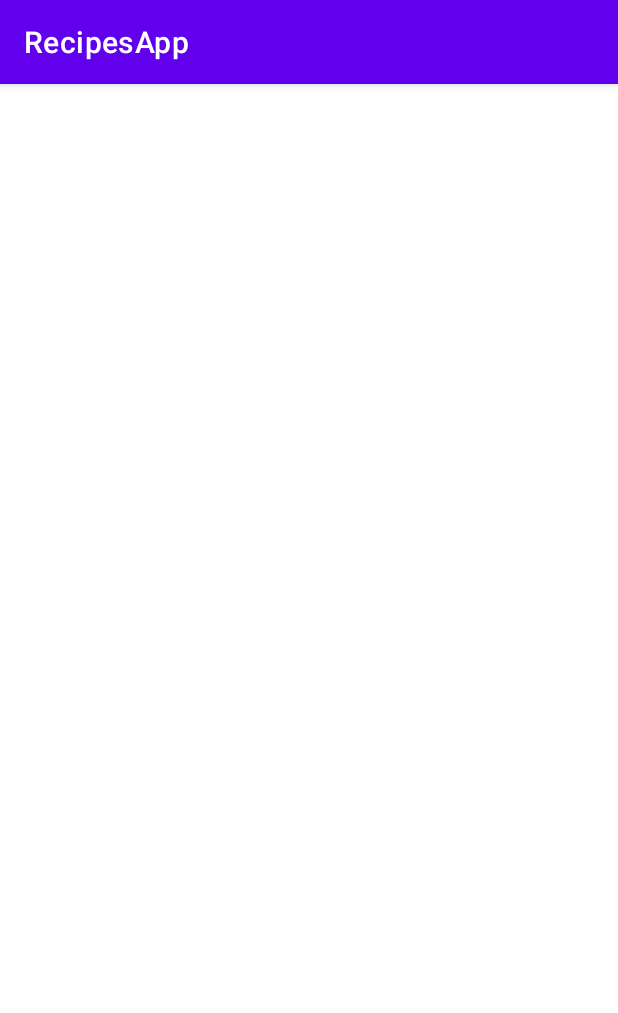
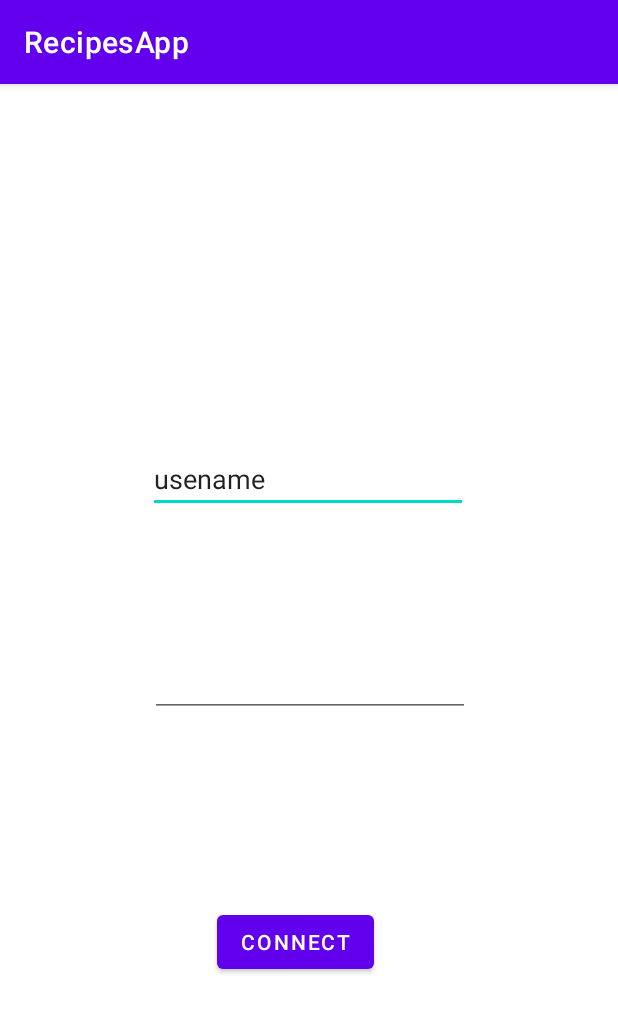
Before and after one commit to Ka3wo123/RecipesApp, an Android app: the LoginActivity screen opened directly, with no data from a screen before it, on a phone screen of 412 x 824 dp. Shown: the top 1013 px of the screen. Run offline under Robolectric (Android 15) with nearby library versions, the phone set to English and light mode, and no system bars.

Commit message:
Database connector created - v.1

```diff
--- a/Target App/app/build.gradle
+++ b/Target App/app/build.gradle
@@ -36,4 +36,7 @@ dependencies {
     testImplementation 'junit:junit:4.13.2'
     androidTestImplementation 'androidx.test.ext:junit:1.1.5'
     androidTestImplementation 'androidx.test.espresso:espresso-core:3.5.1'
+
+    implementation group: 'org.postgresql', name: 'postgresql', version: '42.1.4'
+
 }
--- a/Target App/app/src/main/AndroidManifest.xml
+++ b/Target App/app/src/main/AndroidManifest.xml
@@ -1,6 +1,10 @@
 <?xml version="1.0" encoding="utf-8"?>
 <manifest xmlns:android="http://schemas.android.com/apk/res/android"
     xmlns:tools="http://schemas.android.com/tools">
+
+    <uses-permission android:name="android.permission.INTERNET"/>
+    <uses-permission android:name="android.permission.ACCESS_NETWORK_STATE"/>
+    <uses-permission android:name="android.permission.ACCESS_WIFI_STATE"/>
 
     <application
         android:allowBackup="true"
--- a/Target App/app/src/main/java/com/example/recipesapp/Libraries/DatabaseManager.java
+++ b/Target App/app/src/main/java/com/example/recipesapp/Libraries/DatabaseManager.java
@@ -1,4 +1,22 @@
 package com.example.recipesapp.Libraries;
 
+import java.sql.Connection;
+import java.sql.DriverManager;
+import java.sql.SQLException;
+
 public class DatabaseManager {
+
+    private Connection connection;
+
+    public Connection connectDB() {
+        try {
+            Class.forName("org.postgresql.Driver");
+            connection = DriverManager.getConnection("jdbc:postgresql://195.150.230.208:5432/foodApp", "2023_wolek_dawid", "35244");
+        } catch (ClassNotFoundException | SQLException e) {
+            System.out.println(e.getMessage());
+        }
+
+        return connection;
+    }
+
 }
--- a/Target App/app/src/main/java/com/example/recipesapp/authentication/LoginActivity.java
+++ b/Target App/app/src/main/java/com/example/recipesapp/authentication/LoginActivity.java
@@ -2,15 +2,72 @@ package com.example.recipesapp.authentication;
 
 import androidx.appcompat.app.AppCompatActivity;
 
+import android.content.Intent;
 import android.os.Bundle;
+import android.view.View;
+import android.widget.Button;
+import android.widget.EditText;
 
+import com.example.recipesapp.Libraries.DatabaseManager;
+import com.example.recipesapp.Libraries.GlobalData;
 import com.example.recipesapp.R;
+import com.example.recipesapp.mainMenu.MainMenuActivity;
+
+import java.sql.Connection;
+import java.sql.PreparedStatement;
+import java.sql.ResultSet;
+import java.sql.SQLException;
+import java.sql.Statement;
 
 public class LoginActivity extends AppCompatActivity {
+    private Connection connection;
+    private GlobalData globalData;
+    private Button connectBtn;
+    private EditText username, password;
 
     @Override
     protected void onCreate(Bundle savedInstanceState) {
         super.onCreate(savedInstanceState);
         setContentView(R.layout.activity_login);
+
+        DatabaseManager databaseManager = new DatabaseManager();
+        connection = databaseManager.connectDB();
+
+        connectBtn = findViewById(R.id.button);
+        username = findViewById(R.id.username);
+        password = findViewById(R.id.password);
+
+        connectBtn.setOnClickListener(v -> {
+            try {
+                LoginActivity.this.selectUserData(username.getText().toString(), password.getText().toString());
+            } catch (SQLException e) {
+                e.printStackTrace();
+            }
+        });
+
+
+    }
+
+    public void selectUserData(String usernameLogin, String passwordLogin) throws SQLException {
+        try (Statement stm = connection.createStatement()) {
+            String query = "select * from User where username = ? and password = ?";
+
+            PreparedStatement ps = connection.prepareStatement(query);
+            ps.setString(1, usernameLogin);
+            ps.setString(2, passwordLogin);
+
+            ResultSet resultSet = stm.executeQuery(query);
+            String name = resultSet.getString("name");
+            String username = resultSet.getString("username");
+            String password = resultSet.getString("password");
+
+            globalData.setName(name);
+            globalData.setUsername(username);
+            globalData.setPassword(password);
+
+            Intent mainMenu = new Intent(this, MainMenuActivity.class);
+            startActivity(mainMenu);
+
+        }
     }
 }
--- a/Target App/app/src/main/res/layout/activity_login.xml
+++ b/Target App/app/src/main/res/layout/activity_login.xml
@@ -6,4 +6,43 @@
     android:layout_height="match_parent"
     tools:context=".authentication.LoginActivity">
 
+    <EditText
+        android:id="@+id/username"
+        android:layout_width="wrap_content"
+        android:layout_height="wrap_content"
+        android:ems="10"
+        android:hint=""
+        android:inputType="textPersonName"
+        android:text="usename"
+        app:layout_constraintBottom_toBottomOf="parent"
+        app:layout_constraintEnd_toEndOf="parent"
+        app:layout_constraintHorizontal_bias="0.497"
+        app:layout_constraintStart_toStartOf="parent"
+        app:layout_constraintTop_toTopOf="parent"
+        app:layout_constraintVertical_bias="0.333" />
+
+    <EditText
+        android:id="@+id/password"
+        android:layout_width="wrap_content"
+        android:layout_height="wrap_content"
+        android:ems="10"
+        android:inputType="textPassword"
+        app:layout_constraintBottom_toBottomOf="parent"
+        app:layout_constraintEnd_toEndOf="parent"
+        app:layout_constraintHorizontal_bias="0.502"
+        app:layout_constraintStart_toStartOf="parent"
+        app:layout_constraintTop_toTopOf="parent"
+        app:layout_constraintVertical_bias="0.521" />
+
+    <Button
+        android:id="@+id/button"
+        android:layout_width="wrap_content"
+        android:layout_height="wrap_content"
+        android:layout_marginBottom="172dp"
+        android:text="Connect"
+        app:layout_constraintBottom_toBottomOf="parent"
+        app:layout_constraintEnd_toEndOf="parent"
+        app:layout_constraintHorizontal_bias="0.47"
+        app:layout_constraintStart_toStartOf="parent" />
+
 </androidx.constraintlayout.widget.ConstraintLayout>
```
Also changed, not shown: Target App/app/src/main/java/com/example/recipesapp/Libraries/GlobalData.java (added, +41 -0 lines), Target App/app/src/main/java/com/example/recipesapp/mainMenu/MainMenuActivity.java (+15 -0 lines), Target App/app/src/main/res/layout/activity_main_menu.xml (+26 -2 lines).
